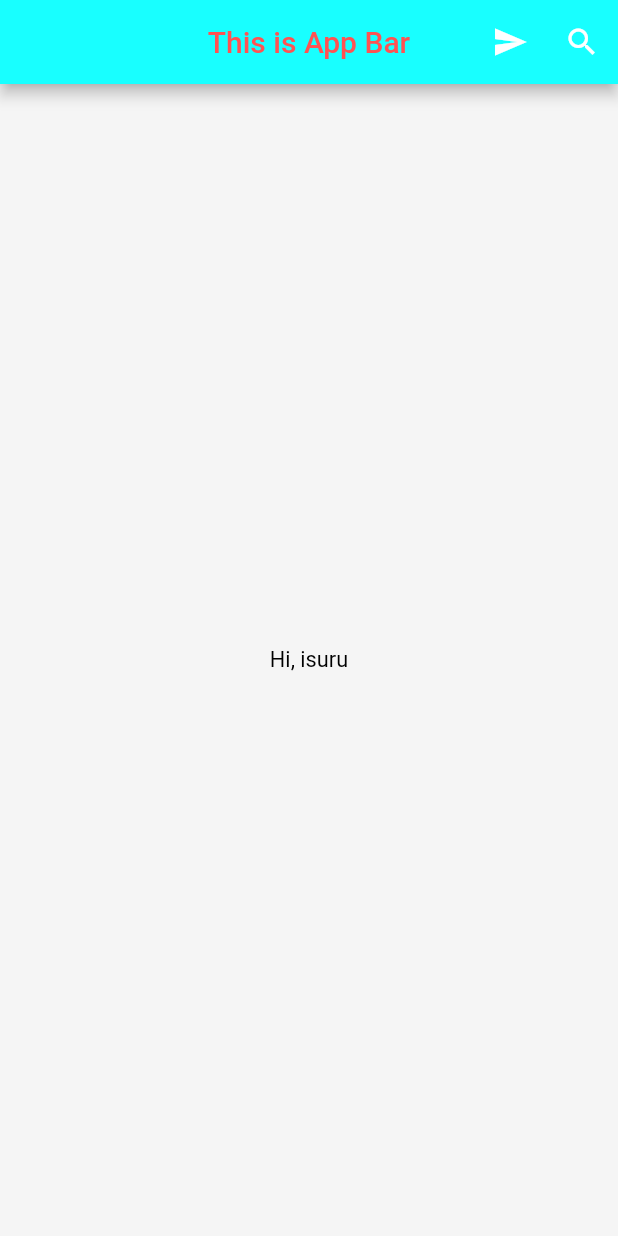
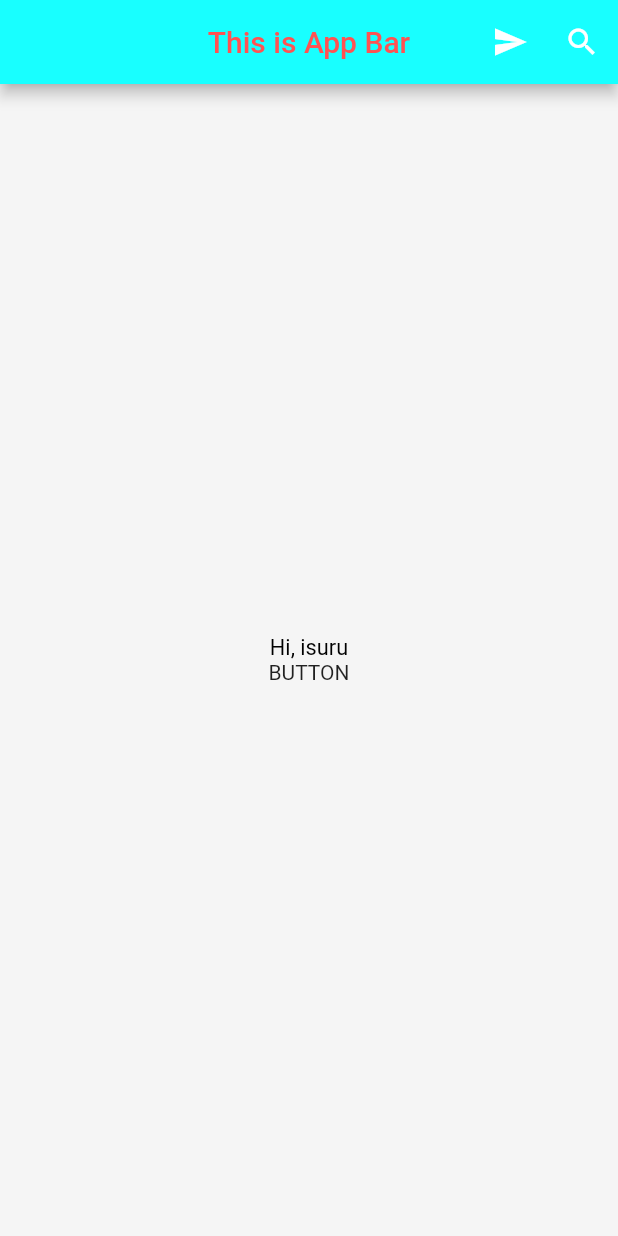
Before and after one commit to isurudilshan101/login_app1, a Flutter app: the screen it shows after launch, on a phone screen of 412 x 824 dp. Run offline on Flutter 3.47's test engine with Material 2 defaults, Android fonts, the phone set to English and light mode, and no system bars.

Commit message:
flutter practice 9

```diff
--- a/login_app/lib/ui/login.dart
+++ b/login_app/lib/ui/login.dart
@@ -88,6 +88,13 @@ class LoginState extends State<Login>{
             fontWeight: FontWeight.w400,
             ),
             ),
+
+                InkWell(
+                child:Text("BUTTON"),
+                onTap: ()=>debugPrint("Button tapped"),
+
+          ),
+
           ],
         ),
 
@@ -168,6 +175,7 @@ class LoginState extends State<Login>{
       //     ],
       // ),
 
+
         ),
 
 
```
